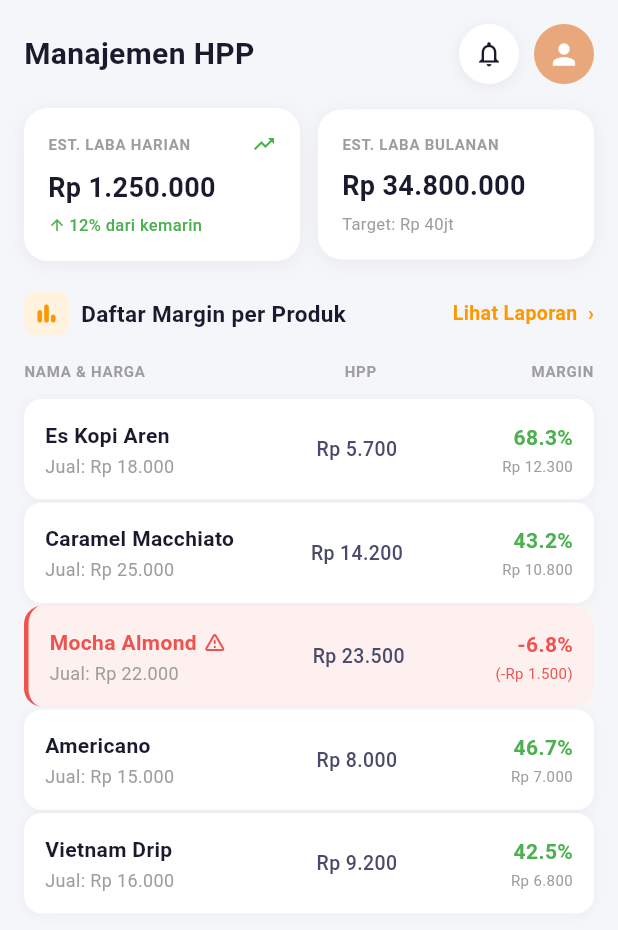
After one commit to AlifAhmad607/test_ta, a Flutter app: the ManajemenPage screen opened by its route, on a phone screen of 412 x 824 dp. The commit adds this screen. Shown: the top 930 px of the screen. Run offline on Flutter 3.47's test engine with Material 3 defaults, Android fonts, the phone set to English and light mode, and no system bars; our stand-ins replace get.

Commit message:
[AA]page manajemen HPP dan fix bottom nav

```diff
--- /dev/null
+++ b/lib/Bindings/main_binding.dart
@@ -0,0 +1,15 @@
+import 'package:get/get.dart';
+import 'package:test_ta/Controllers/main_controller.dart';
+import 'package:test_ta/Controllers/dashboardcontroller.dart';
+import 'package:test_ta/Controllers/analisisController.dart';
+import 'package:test_ta/Controllers/ManajemenController.dart';
+
+class MainBinding extends Bindings {
+  @override
+  void dependencies() {
+    Get.lazyPut<MainController>(() => MainController());
+    Get.lazyPut<DashboardController>(() => DashboardController());
+    Get.lazyPut<AnalisisController>(() => AnalisisController());
+    Get.lazyPut<Manajemencontroller>(() => Manajemencontroller());
+  }
+}
--- /dev/null
+++ b/lib/Bindings/manajemenBinding.dart
@@ -0,0 +1,10 @@
+import 'package:get/get.dart';
+import 'package:test_ta/Controllers/ManajemenController.dart';
+
+
+class Manajemenbinding extends Bindings {
+  @override
+  void dependencies() {
+    Get.lazyPut<Manajemencontroller>(() => Manajemencontroller());
+  }
+}
--- /dev/null
+++ b/lib/Controllers/ManajemenController.dart
@@ -0,0 +1,142 @@
+import 'package:flutter/material.dart';
+import 'package:get/get.dart';
+
+class Manajemencontroller extends GetxController {
+  // ─── State ────────────────────────────────────────────────────────────────
+  final RxDouble estaLabaHarian = 1250000.0.obs;
+  final RxDouble estaLabaBulanan = 34800000.0.obs;
+  final RxDouble targetLabaBulanan = 40000000.0.obs;
+  final RxDouble persenDariKemarin = 12.0.obs;
+
+  final RxList<ProductMargin> products = <ProductMargin>[
+    ProductMargin(nama: 'Es Kopi Aren', hargaJual: 18000, hpp: 5700),
+    ProductMargin(nama: 'Caramel Macchiato', hargaJual: 25000, hpp: 14200),
+    ProductMargin(nama: 'Mocha Almond', hargaJual: 22000, hpp: 23500),
+    ProductMargin(nama: 'Americano', hargaJual: 15000, hpp: 8000),
+    ProductMargin(nama: 'Vietnam Drip', hargaJual: 16000, hpp: 9200),
+  ].obs;
+
+  // ─── Computed: Laba Harian ────────────────────────────────────────────────
+  bool get isLabaHarianNaik => persenDariKemarin.value >= 0;
+
+  String get labaHarianFormatted => _formatRupiah(estaLabaHarian.value);
+
+  String get labaBulananFormatted => 'Rp ${_formatAngka(estaLabaBulanan.value)}';
+
+  String get targetLabaFormatted =>
+      'Target: Rp ${_formatAngkaShort(targetLabaBulanan.value)}';
+
+  String get persenKemarinFormatted =>
+      '${persenDariKemarin.value.toStringAsFixed(0)}% dari kemarin';
+
+  IconData get trendIconData =>
+      isLabaHarianNaik ? Icons.trending_up : Icons.trending_down;
+
+  IconData get arrowIconData =>
+      isLabaHarianNaik ? Icons.arrow_upward : Icons.arrow_downward;
+
+  Color get trendColor =>
+      isLabaHarianNaik ? const Color(0xFF4CAF50) : const Color(0xFFF44336);
+
+  // ─── Computed: Per-product (dipanggil dari page) ───────────────────────────
+  Color productNameColor(ProductMargin product) =>
+      product.isRugi ? const Color(0xFFEF5350) : const Color(0xFF1A1A2E);
+
+  Color marginColor(ProductMargin product) =>
+      product.isRugi ? const Color(0xFFEF5350) : const Color(0xFF4CAF50);
+
+  Color marginNominalColor(ProductMargin product) =>
+      product.isRugi ? const Color(0xFFEF5350) : const Color(0xFF9E9E9E);
+
+  Color cardColor(ProductMargin product) =>
+      product.isRugi ? const Color(0xFFFFF0F0) : Colors.white;
+
+  Border? cardBorder(ProductMargin product) => product.isRugi
+      ? const Border(left: BorderSide(color: Color(0xFFEF5350), width: 3))
+      : null;
+
+  List<BoxShadow>? cardShadow(ProductMargin product) => product.isRugi
+      ? null
+      : [
+          BoxShadow(
+            color: Colors.black.withOpacity(0.04),
+            blurRadius: 6,
+            offset: const Offset(0, 1),
+          ),
+        ];
+
+  // ─── Navigation ───────────────────────────────────────────────────────────
+  void onLihatLaporanTap() {
+    // Get.toNamed(Routes.LAPORAN_HPP);
+  }
+
+  void onNotificationTap() {
+    // Get.toNamed(Routes.NOTIFICATION);
+  }
+
+  void onProfileTap() {
+    // Get.toNamed(Routes.PROFILE);
+  }
+
+  void onProductTap(ProductMargin product) {
+    // Get.toNamed(Routes.PRODUCT_DETAIL, arguments: product);
+  }
+
+  // ─── Private Format Helpers ───────────────────────────────────────────────
+  String _formatRupiah(double value) {
+    final formatted = value
+        .toStringAsFixed(0)
+        .replaceAllMapped(
+            RegExp(r'(\d{1,3})(?=(\d{3})+(?!\d))'), (m) => '${m[1]}.');
+    return 'Rp $formatted';
+  }
+
+  String _formatAngka(double value) => value
+      .toStringAsFixed(0)
+      .replaceAllMapped(
+          RegExp(r'(\d{1,3})(?=(\d{3})+(?!\d))'), (m) => '${m[1]}.');
+
+  String _formatAngkaShort(double value) {
+    if (value >= 1000000) {
+      return '${(value / 1000000).toStringAsFixed(0)}jt';
+    }
+    return _formatAngka(value);
+  }
+}
+
+// ─── Model ────────────────────────────────────────────────────────────────────
+class ProductMargin {
+  final String nama;
+  final double hargaJual;
+  final double hpp;
+
+  ProductMargin({
+    required this.nama,
+    required this.hargaJual,
+    required this.hpp,
+  });
+
+  double get margin => hargaJual - hpp;
+  double get marginPersen => (margin / hargaJual) * 100;
+  bool get isRugi => margin < 0;
+
+  String get marginPersenFormatted => '${marginPersen.toStringAsFixed(1)}%';
+
+  String get marginNominalFormatted {
+    final abs = margin.abs().toStringAsFixed(0).replaceAllMapped(
+        RegExp(r'(\d{1,3})(?=(\d{3})+(?!\d))'), (m) => '${m[1]}.');
+    return isRugi ? '(-Rp $abs)' : 'Rp $abs';
+  }
+
+  String get hargaJualFormatted {
+    final f = hargaJual.toStringAsFixed(0).replaceAllMapped(
+        RegExp(r'(\d{1,3})(?=(\d{3})+(?!\d))'), (m) => '${m[1]}.');
+    return 'Jual: Rp $f';
+  }
+
+  String get hppFormatted {
+    final f = hpp.toStringAsFixed(0).replaceAllMapped(
+        RegExp(r'(\d{1,3})(?=(\d{3})+(?!\d))'), (m) => '${m[1]}.');
+    return 'Rp $f';
+  }
+}
--- a/lib/Controllers/logincontroller.dart
+++ b/lib/Controllers/logincontroller.dart
@@ -18,8 +18,8 @@ class LoginController extends GetxController {
 
   // 🔑 LOGIN FUNCTION (dummy)
   void login() {
-  Get.offAllNamed(AppRoutes.Analisis);
-}
+    Get.offAllNamed(AppRoutes.MAIN);
+  }
 
   // 🧹 bersihin controller
   @override
--- /dev/null
+++ b/lib/Controllers/main_controller.dart
@@ -0,0 +1,9 @@
+import 'package:get/get.dart';
+
+class MainController extends GetxController {
+  var currentIndex = 0.obs;
+
+  void changePage(int index) {
+    currentIndex.value = index;
+  }
+}
--- a/lib/Pages/analisisPage.dart
+++ b/lib/Pages/analisisPage.dart
@@ -32,33 +32,6 @@ class AnalisisPage extends GetView<AnalisisController> {
               ),
             ),
           ),
-        ],
-      ),
-
-      // 🔻 BOTTOM NAV
-      bottomNavigationBar: BottomNavigationBar(
-        selectedItemColor: Colors.orange,
-        unselectedItemColor: Colors.grey,
-        currentIndex: 1, // Agar tab "Analisis" yang aktif
-        onTap: (index) {
-          if (index == 0) {
-            Get.offNamed(AppRoutes.DASHBOARD);
-          }
-        },
-        items: const [
-          BottomNavigationBarItem(
-            icon: Icon(Icons.dashboard),
-            label: "Dashboard",
-          ),
-          BottomNavigationBarItem(
-            icon: Icon(Icons.bar_chart),
-            label: "Analisis",
-          ),
-          BottomNavigationBarItem(
-            icon: Icon(Icons.attach_money),
-            label: "HPP & Margin",
-          ),
-          BottomNavigationBarItem(icon: Icon(Icons.settings), label: "Setelan"),
         ],
       ),
 
--- a/lib/Pages/dashboardpage.dart
+++ b/lib/Pages/dashboardpage.dart
@@ -14,31 +14,6 @@ class Dashboardpage extends GetView<DashboardController> {
       backgroundColor: const Color(0xFFF5F5F5),
 
       // 🔻 BOTTOM NAV
-      bottomNavigationBar: BottomNavigationBar(
-        selectedItemColor: Colors.orange,
-        unselectedItemColor: Colors.grey,
-        onTap: (index) {
-          if (index == 1) {
-            Get.offNamed(AppRoutes.Analisis);
-          }
-        },
-        items: const [
-          BottomNavigationBarItem(
-            icon: Icon(Icons.dashboard),
-            label: "Dashboard",
-          ),
-          BottomNavigationBarItem(
-            icon: Icon(Icons.bar_chart),
-            label: "Analisis",
-          ),
-          BottomNavigationBarItem(
-            icon: Icon(Icons.attach_money),
-            label: "HPP & Margin",
-          ),
-          BottomNavigationBarItem(icon: Icon(Icons.settings), label: "Setelan"),
-        ],
-      ),
-
       body: SafeArea(
         child: SingleChildScrollView(
           padding: const EdgeInsets.all(20),
--- /dev/null
+++ b/lib/Pages/main_page.dart
@@ -0,0 +1,55 @@
+import 'package:flutter/material.dart';
+import 'package:get/get.dart';
+import 'package:test_ta/Controllers/main_controller.dart';
+import 'package:test_ta/Pages/dashboardpage.dart';
+import 'package:test_ta/Pages/analisisPage.dart';
+import 'package:test_ta/Pages/manajemenHPP.dart';
+
+class MainPage extends GetView<MainController> {
+  const MainPage({super.key});
+
+  @override
+  Widget build(BuildContext context) {
+    return Scaffold(
+      body: Obx(
+        () => IndexedStack(
+          index: controller.currentIndex.value,
+          children: const [
+            Dashboardpage(),
+            AnalisisPage(),
+            ManajemenPage(),
+            Center(child: Text("Halaman Setelan (Belum dibuat)")),
+          ],
+        ),
+      ),
+      bottomNavigationBar: Obx(
+        () => BottomNavigationBar(
+          selectedItemColor: Colors.orange,
+          unselectedItemColor: Colors.grey,
+          currentIndex: controller.currentIndex.value,
+          onTap: controller.changePage,
+          type: BottomNavigationBarType
+              .fixed, // Penting agar icon tidak bergerak kalau item > 3
+          items: const [
+            BottomNavigationBarItem(
+              icon: Icon(Icons.dashboard),
+              label: "Dashboard",
+            ),
+            BottomNavigationBarItem(
+              icon: Icon(Icons.bar_chart),
+              label: "Analisis",
+            ),
+            BottomNavigationBarItem(
+              icon: Icon(Icons.attach_money),
+              label: "HPP & Margin",
+            ),
+            BottomNavigationBarItem(
+              icon: Icon(Icons.settings),
+              label: "Setelan",
+            ),
+          ],
+        ),
+      ),
+    );
+  }
+}
--- /dev/null
+++ b/lib/Pages/manajemenHPP.dart
@@ -0,0 +1,428 @@
+import 'package:flutter/material.dart';
+import 'package:get/get.dart';
+import 'package:test_ta/Controllers/ManajemenController.dart';
+
+
+class ManajemenPage extends GetView<Manajemencontroller> {
+  const ManajemenPage({super.key});
+
+  @override
+  Widget build(BuildContext context) {
+    return Scaffold(
+      backgroundColor: const Color(0xFFF5F6FA),
+      body: SafeArea(
+        child: Column(
+          children: [
+            _buildAppBar(),
+            Expanded(
+              child: SingleChildScrollView(
+                padding: const EdgeInsets.symmetric(horizontal: 16),
+                child: Column(
+                  crossAxisAlignment: CrossAxisAlignment.start,
+                  children: [
+                    const SizedBox(height: 16),
+                    _buildEstimasiRow(),
+                    const SizedBox(height: 20),
+                    _buildDaftarMarginHeader(),
+                    const SizedBox(height: 8),
+                    _buildTableHeader(),
+                    const SizedBox(height: 4),
+                    _buildProductList(),
+                    const SizedBox(height: 24),
+                  ],
+                ),
+              ),
+            ),
+          ],
+        ),
+      ),
+    );
+  }
+
+  // ─── AppBar ───────────────────────────────────────────────────────────────
+  Widget _buildAppBar() {
+    return Padding(
+      padding: const EdgeInsets.fromLTRB(16, 16, 16, 0),
+      child: Row(
+        children: [
+          const Text(
+            'Manajemen HPP',
+            style: TextStyle(
+              fontSize: 20,
+              fontWeight: FontWeight.w700,
+              color: Color(0xFF1A1A2E),
+            ),
+          ),
+          const Spacer(),
+          GestureDetector(
+            onTap: controller.onNotificationTap,
+            child: Container(
+              width: 40,
+              height: 40,
+              decoration: BoxDecoration(
+                color: Colors.white,
+                shape: BoxShape.circle,
+                boxShadow: [
+                  BoxShadow(
+                    color: Colors.black.withOpacity(0.06),
+                    blurRadius: 8,
+                    offset: const Offset(0, 2),
+                  ),
+                ],
+              ),
+              child: const Icon(
+                Icons.notifications_outlined,
+                size: 20,
+                color: Color(0xFF1A1A2E),
+              ),
+            ),
+          ),
+          const SizedBox(width: 10),
+          GestureDetector(
+            onTap: controller.onProfileTap,
+            child: Container(
+              width: 40,
+              height: 40,
+              decoration: const BoxDecoration(
+                color: Color(0xFFE8A87C),
+                shape: BoxShape.circle,
+              ),
+              child: const Icon(Icons.person, color: Colors.white, size: 22),
+            ),
+          ),
+        ],
+      ),
+    );
+  }
+
+  // ─── Estimasi Row ─────────────────────────────────────────────────────────
+  Widget _buildEstimasiRow() {
+    return Row(
+      children: [
+        Expanded(child: _buildLabaHarianCard()),
+        const SizedBox(width: 12),
+        Expanded(child: _buildLabaBulananCard()),
+      ],
+    );
+  }
+
+  Widget _buildLabaHarianCard() {
+    return Obx(() => Container(
+          padding: const EdgeInsets.all(16),
+          decoration: BoxDecoration(
+            color: Colors.white,
+            borderRadius: BorderRadius.circular(16),
+            boxShadow: [
+              BoxShadow(
+                color: Colors.black.withOpacity(0.05),
+                blurRadius: 10,
+                offset: const Offset(0, 2),
+              ),
+            ],
+          ),
+          child: Column(
+            crossAxisAlignment: CrossAxisAlignment.start,
+            children: [
+              Row(
+                children: [
+                  const Text(
+                    'EST. LABA HARIAN',
+                    style: TextStyle(
+                      fontSize: 10,
+                      fontWeight: FontWeight.w600,
+                      color: Color(0xFF9E9E9E),
+                      letterSpacing: 0.5,
+                    ),
+                  ),
+                  const Spacer(),
+                  Icon(
+                    controller.trendIconData,
+                    color: controller.trendColor,
+                    size: 16,
+                  ),
+                ],
+              ),
+              const SizedBox(height: 8),
+              Text(
+                controller.labaHarianFormatted,
+                style: const TextStyle(
+                  fontSize: 18,
+                  fontWeight: FontWeight.w700,
+                  color: Color(0xFF1A1A2E),
+                ),
+              ),
+              const SizedBox(height: 4),
+              Row(
+                children: [
+                  Icon(
+                    controller.arrowIconData,
+                    color: controller.trendColor,
+                    size: 12,
+                  ),
+                  const SizedBox(width: 2),
+                  Text(
+                    controller.persenKemarinFormatted,
+                    style: TextStyle(
+                      fontSize: 11,
+                      color: controller.trendColor,
+                      fontWeight: FontWeight.w500,
+                    ),
+                  ),
+                ],
+              ),
+            ],
+          ),
+        ));
+  }
+
+  Widget _buildLabaBulananCard() {
+    return Obx(() => Container(
+          padding: const EdgeInsets.all(16),
+          decoration: BoxDecoration(
+            color: Colors.white,
+            borderRadius: BorderRadius.circular(16),
+            boxShadow: [
+              BoxShadow(
+                color: Colors.black.withOpacity(0.05),
+                blurRadius: 10,
+                offset: const Offset(0, 2),
+              ),
+            ],
+          ),
+          child: Column(
+            crossAxisAlignment: CrossAxisAlignment.start,
+            children: [
+              const Text(
+                'EST. LABA BULANAN',
+                style: TextStyle(
+                  fontSize: 10,
+                  fontWeight: FontWeight.w600,
+                  color: Color(0xFF9E9E9E),
+                  letterSpacing: 0.5,
+                ),
+              ),
+              const SizedBox(height: 8),
+              Text(
+                controller.labaBulananFormatted,
+                style: const TextStyle(
+                  fontSize: 18,
+                  fontWeight: FontWeight.w700,
+                  color: Color(0xFF1A1A2E),
+                ),
+              ),
+              const SizedBox(height: 4),
+              Text(
+                controller.targetLabaFormatted,
+                style: const TextStyle(
+                  fontSize: 11,
+                  color: Color(0xFF9E9E9E),
+                  fontWeight: FontWeight.w400,
+                ),
+              ),
+            ],
+          ),
+        ));
+  }
+
+  // ─── Daftar Margin Header ─────────────────────────────────────────────────
+  Widget _buildDaftarMarginHeader() {
+    return Row(
+      children: [
+        Container(
+          padding: const EdgeInsets.all(6),
+          decoration: BoxDecoration(
+            color: const Color(0xFFFFF3E0),
+            borderRadius: BorderRadius.circular(8),
+          ),
+          child: const Icon(
+            Icons.bar_chart_rounded,
+            color: Color(0xFFFF9800),
+            size: 18,
+          ),
+        ),
+        const SizedBox(width: 8),
+        const Text(
+          'Daftar Margin per Produk',
+          style: TextStyle(
+            fontSize: 15,
+            fontWeight: FontWeight.w700,
+            color: Color(0xFF1A1A2E),
+          ),
+        ),
+        const Spacer(),
+        GestureDetector(
+          onTap: controller.onLihatLaporanTap,
+          child: const Text(
+            'Lihat Laporan  ›',
+            style: TextStyle(
+              fontSize: 13,
+              fontWeight: FontWeight.w600,
+              color: Color(0xFFFF9800),
+            ),
+          ),
+        ),
+      ],
+    );
+  }
+
+  // ─── Table Header ─────────────────────────────────────────────────────────
+  Widget _buildTableHeader() {
+    return const Padding(
+      padding: EdgeInsets.symmetric(vertical: 8),
+      child: Row(
+        children: [
+          Expanded(
+            flex: 5,
+            child: Text(
+              'NAMA & HARGA',
+              style: TextStyle(
+                fontSize: 10,
+                fontWeight: FontWeight.w600,
+                color: Color(0xFF9E9E9E),
+                letterSpacing: 0.5,
+              ),
+            ),
+          ),
+          Expanded(
+            flex: 3,
+            child: Text(
+              'HPP',
+              textAlign: TextAlign.center,
+              style: TextStyle(
+                fontSize: 10,
+                fontWeight: FontWeight.w600,
+                color: Color(0xFF9E9E9E),
+                letterSpacing: 0.5,
+              ),
+            ),
+          ),
+          Expanded(
+            flex: 3,
+            child: Text(
+              'MARGIN',
+              textAlign: TextAlign.end,
+              style: TextStyle(
+                fontSize: 10,
+                fontWeight: FontWeight.w600,
+                color: Color(0xFF9E9E9E),
+                letterSpacing: 0.5,
+              ),
+            ),
+          ),
+        ],
+      ),
+    );
+  }
+
+  // ─── Product List ─────────────────────────────────────────────────────────
+  Widget _buildProductList() {
+    return Obx(() => Column(
+          children: controller.products
+              .map((product) => _buildProductItem(product))
+              .toList(),
+        ));
+  }
+
+  Widget _buildProductItem(ProductMargin product) {
+    return GestureDetector(
+      onTap: () => controller.onProductTap(product),
+      child: Container(
+        margin: const EdgeInsets.only(bottom: 2),
+        decoration: BoxDecoration(
+          color: controller.cardColor(product),
+          border: controller.cardBorder(product),
+          borderRadius: BorderRadius.circular(12),
+          boxShadow: controller.cardShadow(product),
+        ),
+        child: Padding(
+          padding: const EdgeInsets.symmetric(horizontal: 14, vertical: 14),
+          child: Row(
+            crossAxisAlignment: CrossAxisAlignment.center,
+            children: [
+              // Nama & Harga Jual
+              Expanded(
+                flex: 5,
+                child: Column(
+                  crossAxisAlignment: CrossAxisAlignment.start,
+                  children: [
+                    Row(
+                      children: [
+                        Text(
+                          product.nama,
+                          style: TextStyle(
+                            fontSize: 14,
+                            fontWeight: FontWeight.w600,
+                            color: controller.productNameColor(product),
+                          ),
+                        ),
+                        if (product.isRugi) ...[
+                          const SizedBox(width: 4),
+                          const Icon(
+                            Icons.warning_amber_rounded,
+                            color: Color(0xFFEF5350),
+                            size: 16,
+                          ),
+                        ],
+                      ],
+                    ),
+                    const SizedBox(height: 2),
+                    Text(
+                      product.hargaJualFormatted,
+                      style: const TextStyle(
+                        fontSize: 12,
+                        color: Color(0xFF9E9E9E),
+                        fontWeight: FontWeight.w400,
+                      ),
+                    ),
+                  ],
+                ),
+              ),
+
+              // HPP
+              Expanded(
+                flex: 3,
+                child: Text(
+                  product.hppFormatted,
+                  textAlign: TextAlign.center,
+                  style: const TextStyle(
+                    fontSize: 13,
+                    fontWeight: FontWeight.w500,
+                    color: Color(0xFF4A4A6A),
+                  ),
+                ),
+              ),
+
+              // Margin
+              Expanded(
+                flex: 3,
+                child: Column(
+                  crossAxisAlignment: CrossAxisAlignment.end,
+                  children: [
+                    Text(
+                      product.marginPersenFormatted,
+                      style: TextStyle(
+                        fontSize: 14,
+                        fontWeight: FontWeight.w700,
+                        color: controller.marginColor(product),
+                      ),
+                    ),
+                    const SizedBox(height: 2),
+                    Text(
+                      product.marginNominalFormatted,
+                      textAlign: TextAlign.end,
+                      style: TextStyle(
+                        fontSize: 10,
+                        fontWeight: FontWeight.w400,
+                        color: controller.marginNominalColor(product),
+                      ),
+                    ),
+                  ],
+                ),
+              ),
+            ],
+          ),
+        ),
+      ),
+    );
+  }
+}
--- a/lib/Routes/page.dart
+++ b/lib/Routes/page.dart
@@ -2,9 +2,13 @@ import 'package:get/get.dart';
 import 'package:test_ta/Bindings/analisisBinding.dart';
 import 'package:test_ta/Bindings/dashboardbinding.dart';
 import 'package:test_ta/Bindings/loginbinding.dart';
+import 'package:test_ta/Bindings/manajemenBinding.dart';
+import 'package:test_ta/Bindings/main_binding.dart';
 import 'package:test_ta/Pages/analisisPage.dart';
 import 'package:test_ta/Pages/dashboardpage.dart';
 import 'package:test_ta/Pages/loginpage.dart';
+import 'package:test_ta/Pages/main_page.dart';
+import 'package:test_ta/Pages/manajemenHPP.dart';
 import 'package:test_ta/Routes/routes.dart';
 
 class AppPage {
@@ -24,5 +28,15 @@ class AppPage {
       page: () => const AnalisisPage(),
       binding: AnalisisBinding(),
     ),
+     GetPage(
+      name: '/manajemen',
+      page: () => const ManajemenPage(),
+      binding: Manajemenbinding(),
+    ),
+    GetPage(
+      name: AppRoutes.MAIN,
+      page: () => const MainPage(),
+      binding: MainBinding(),
+    ),
   ];
 }
--- a/lib/Routes/routes.dart
+++ b/lib/Routes/routes.dart
@@ -1,6 +1,7 @@
-class  AppRoutes {
+class AppRoutes {
   static const String loginPage = '/loginPage';
-    static const String DASHBOARD = '/dashboard';
-    static const String Analisis = '/analisis';
-
+  static const String DASHBOARD = '/dashboard';
+  static const String Analisis = '/analisis';
+  static const String Manajemen = '/manajemen';
+  static const String MAIN = '/main';
 }
```
Also changed, not shown: pubspec.lock.
